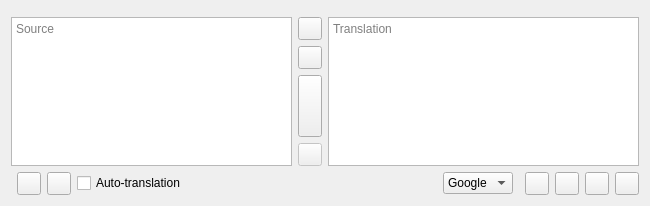
Old version of the form src/mainwindow.ui in the repository yangliu2025/crow-translate.
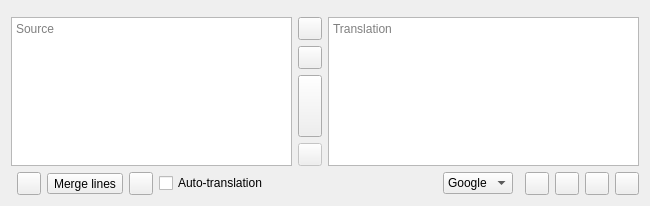
New version of the form. Icons and pictures are not drawn. Custom widgets are drawn as their Qt base class.

Commit message:
feat(gui): add button to incrementally merge line breaks in source text
- Add a "Merge lines" button next to the copy button in source text area
- Decrement one newline per group of consecutive line breaks per click
- Strip all whitespace between line breaks within each consecutive group
- Replace solitary line breaks with spaces to prevent word concatenation
- Integrate with undo/redo stack and preserve auto-translation triggers
- Add unit tests covering single, multiple, and whitespace-padded newlines

Patch:
```diff
--- a/src/mainwindow.ui
+++ b/src/mainwindow.ui
@@ -41,6 +41,16 @@
           </property>
          </widget>
         </item>
+        <item>
+         <widget class="QToolButton" name="mergeLinesButton">
+          <property name="text">
+           <string>Merge lines</string>
+          </property>
+          <property name="toolTip">
+           <string>Remove one line break and whitespace between line breaks in each group</string>
+          </property>
+         </widget>
+        </item>
         <item>
          <widget class="QToolButton" name="delayedRecognizeScreenAreaButton">
           <property name="toolTip">
```
Left out of the diff: 1 changed line with no effect on the pictures. The commit also changes 8 other files.
